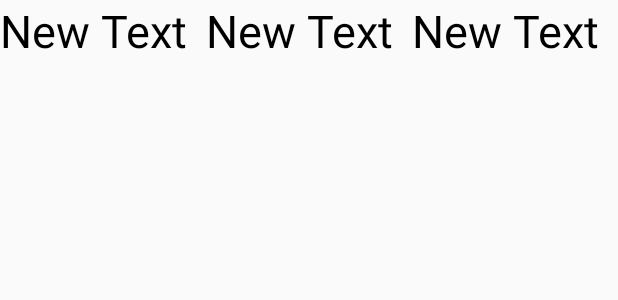
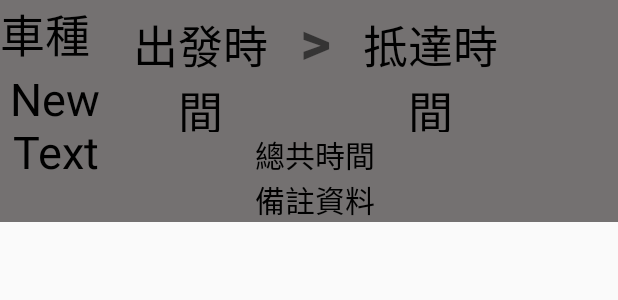
Before and after one commit to leason99/MyTrain, an Android app: the layout search_result_listview.xml on its own in the app's theme, with its tools: preview values and no code run, on a phone screen of 412 x 824 dp. Shown: the top 300 px of the screen. Run offline under Robolectric (Android 15) with nearby library versions, the phone set to English and light mode, and no system bars.

```diff
--- a/app/src/main/AndroidManifest.xml
+++ b/app/src/main/AndroidManifest.xml
@@ -8,7 +8,7 @@
         android:icon="@mipmap/ic_launcher"
         android:label="@string/app_name"
         android:supportsRtl="true"
-        android:theme="@style/AppTheme">
+        android:theme="@style/Theme.AppCompat.Light">
         <activity android:name=".MainActivity">
             <intent-filter>
                 <action android:name="android.intent.action.MAIN" />
--- a/app/src/main/java/leason/mytraintime/MainActivity.java
+++ b/app/src/main/java/leason/mytraintime/MainActivity.java
@@ -185,8 +185,8 @@ handler=new Handler(){
     }
 
     private SimpleAdapter initHistory() {
-Boolean edited=false;
-List<Map<String,String>> history=new ArrayList<Map<String,String>>();
+    Boolean edited=false;
+    List<Map<String,String>> history=new ArrayList<Map<String,String>>();
 
 
         DocumentBuilderFactory docbuildfactory=DocumentBuilderFactory.newInstance();
@@ -223,7 +223,6 @@ List<Map<String,String>> history=new ArrayList<Map<String,String>>();
 
 
             }
-
 
  simpleAdater =new SimpleAdapter(getApplicationContext(),history,R.layout.history_listview,new String[]{"departure","arrival"},new int[]{R.id.history_departure,R.id.history_arrival});
 
--- a/app/src/main/res/layout/search_result_listview.xml
+++ b/app/src/main/res/layout/search_result_listview.xml
@@ -1,43 +1,100 @@
 <?xml version="1.0" encoding="utf-8"?>
 <LinearLayout xmlns:android="http://schemas.android.com/apk/res/android"
-    android:orientation="vertical" android:layout_width="match_parent"
-    android:layout_height="wrap_content">
+    android:orientation="horizontal" android:layout_width="match_parent"
+    android:layout_height="wrap_content"
+    android:background="#747171"
+    android:id="@+id/RecyclerItemView">
+
     <LinearLayout android:layout_height="wrap_content"
-             android:layout_width="match_parent" >
+             android:layout_width="74dp"
+android:orientation="vertical"
+        android:textAlignment="center">
+
+        <TextView
+            android:layout_width="wrap_content"
+            android:layout_height="wrap_content"
+            android:id="@+id/trainclass_textview"
+            android:textAlignment="center"
+            android:textSize="30sp"
+            android:textColor="@android:color/black"
+            android:text="車種" />
 
         <TextView
         android:layout_width="wrap_content"
         android:layout_height="wrap_content"
         android:text="New Text"
         android:id="@+id/TrainNo"
+            android:textSize="30dp"
+        android:textColor="#000000"
+            android:textAlignment="center" />
+
+    </LinearLayout>
+
+    <LinearLayout
+        android:orientation="vertical"
+        android:layout_width="match_parent"
+        android:layout_height="wrap_content"
         android:layout_weight="1"
-        android:textSize="30dp"
-        android:textColor="#000000" />
+        android:weightSum="1">
+
+        <LinearLayout
+            android:orientation="horizontal"
+            android:layout_width="match_parent"
+            android:layout_height="wrap_content">
 
             <TextView
-        android:layout_width="wrap_content"
                 android:layout_height="wrap_content"
-        android:text="New Text"
+            android:text="出發時間"
             android:id="@+id/DepartureTime"
+                android:textSize="30dp"
+            android:textColor="#000000"
                 android:layout_weight="1"
-        android:textSize="30dp"
-        android:textColor="#000000" />
+                android:layout_width="match_parent"
+                android:textAlignment="center"/>
 
             <TextView
-        android:layout_width="wrap_content"
+                android:text=">"
                 android:layout_height="wrap_content"
-        android:text="New Text"
+                android:textSize="40sp"
+                android:textStyle="normal|bold"
+                android:layout_width="35dp"
+                android:textAlignment="center" />
+
+            <TextView
+                android:layout_width="match_parent"
+                android:layout_height="wrap_content"
+                android:text="抵達時間"
                 android:id="@+id/Arrivaltime"
+                android:textSize="30dp"
+                android:textColor="#000000"
                 android:layout_weight="1"
-        android:textSize="30dp"
-        android:textColor="#000000" />
+                android:textAlignment="center"/>
+
         </LinearLayout>
+
+        <TextView
+            android:text="總共時間"
+            android:layout_width="match_parent"
+            android:layout_height="wrap_content"
+            android:id="@+id/time_textview"
+            android:textAlignment="center"
+            android:textColor="@android:color/black"
+            android:textSize="20sp" />
 
         <TextView
             android:layout_width="match_parent"
             android:layout_height="wrap_content"
             android:id="@+id/note"
-        android:textSize="20dp"
             android:ellipsize="marquee"
-        android:textColor="#000000" />
+            android:textColor="#000000"
+            android:textAlignment="center"
+            android:text="備註資料"
+            android:textSize="20sp" />
+
     </LinearLayout>
+
+    <LinearLayout
+        android:orientation="horizontal"
+        android:layout_width="66dp"
+        android:layout_height="match_parent"></LinearLayout>
+</LinearLayout>
--- a/build.gradle
+++ b/build.gradle
@@ -5,7 +5,7 @@ buildscript {
         jcenter()
     }
     dependencies {
-        classpath 'com.android.tools.build:gradle:2.1.3'
+        classpath 'com.android.tools.build:gradle:2.2.2'
 
         // NOTE: Do not place your application dependencies here; they belong
         // in the individual module build.gradle files
```
Also changed, not shown: app/build.gradle (+16 -3 lines), app/src/main/java/leason/mytraintime/RecyclerAdapter.java (+23 -9 lines), app/src/main/java/leason/mytraintime/SearchResult.java (+17 -2 lines), app/src/main/java/leason/mytraintime/StopTime.java (+57 -19 lines), app/src/main/java/leason/mytraintime/mainservice.java (+87 -61 lines), app/src/main/res/layout/activity_main.xml (+13 -3 lines). Lines whose indentation alone changed are shown as unchanged.
